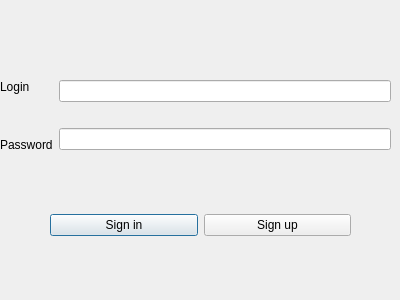
Chromiumore/TechProgProject, file ClientServer/Client/authwindow.ui: the form before one commit.
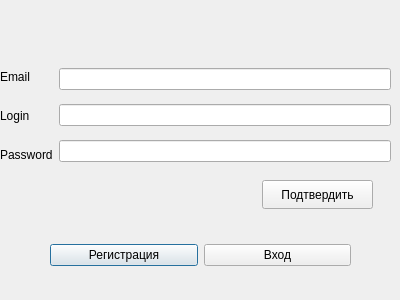
The form after the commit.

Diff of the .ui file:
```diff
--- a/ClientServer/Client/authwindow.ui
+++ b/ClientServer/Client/authwindow.ui
@@ -25,6 +25,13 @@
    <layout class="QHBoxLayout" name="horizontalLayout">
     <item>
      <layout class="QVBoxLayout" name="verticalLayout">
+      <item>
+       <widget class="QLabel" name="emailLabel">
+        <property name="text">
+         <string>Email</string>
+        </property>
+       </widget>
+      </item>
       <item>
        <widget class="QLabel" name="loginLabel">
         <property name="text">
@@ -43,6 +50,9 @@
     </item>
     <item>
      <layout class="QVBoxLayout" name="verticalLayout_2">
+      <item>
+       <widget class="QLineEdit" name="emailLineEdit"/>
+      </item>
       <item>
        <widget class="QLineEdit" name="loginLineEdit"/>
       </item>
@@ -57,28 +67,44 @@
    <property name="geometry">
     <rect>
      <x>50</x>
-     <y>210</y>
+     <y>240</y>
      <width>301</width>
      <height>31</height>
     </rect>
    </property>
    <layout class="QHBoxLayout" name="horizontalLayout_2">
-    <item>
-     <widget class="QPushButton" name="signInButton">
-      <property name="text">
-       <string>Sign in</string>
-      </property>
-     </widget>
-    </item>
     <item>
      <widget class="QPushButton" name="signUpButton">
+      <property name="enabled">
+       <bool>true</bool>
+      </property>
       <property name="text">
-       <string>Sign up</string>
+       <string>Регистрация</string>
+      </property>
+     </widget>
+    </item>
+    <item>
+     <widget class="QPushButton" name="signInButton">
+      <property name="text">
+       <string>Вход</string>
       </property>
      </widget>
     </item>
    </layout>
   </widget>
+  <widget class="QPushButton" name="confirmButton">
+   <property name="geometry">
+    <rect>
+     <x>262</x>
+     <y>180</y>
+     <width>111</width>
+     <height>29</height>
+    </rect>
+   </property>
+   <property name="text">
+    <string>Подтвердить</string>
+   </property>
+  </widget>
  </widget>
  <resources/>
  <connections/>
```
